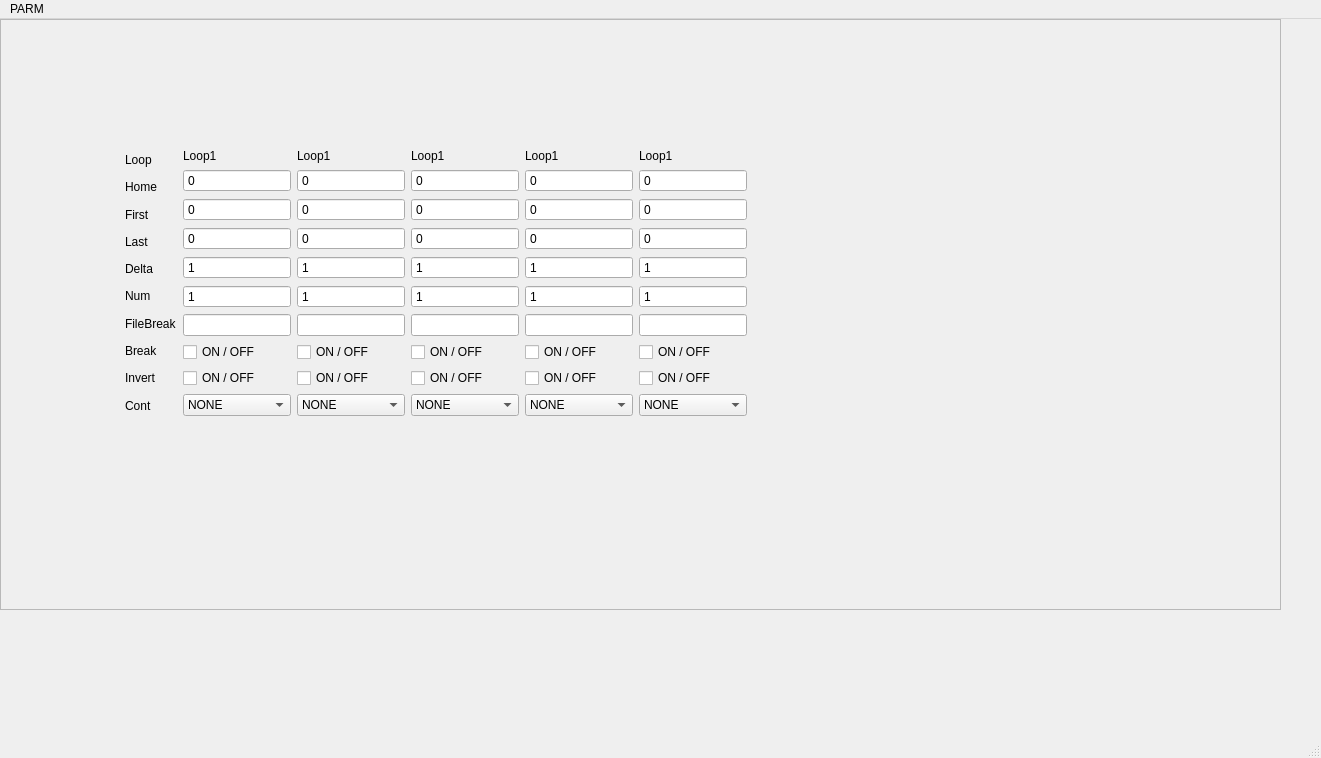
antoniopifferi/TRS2, file TRS2/GuiSource/trs2.ui: the form before one commit.
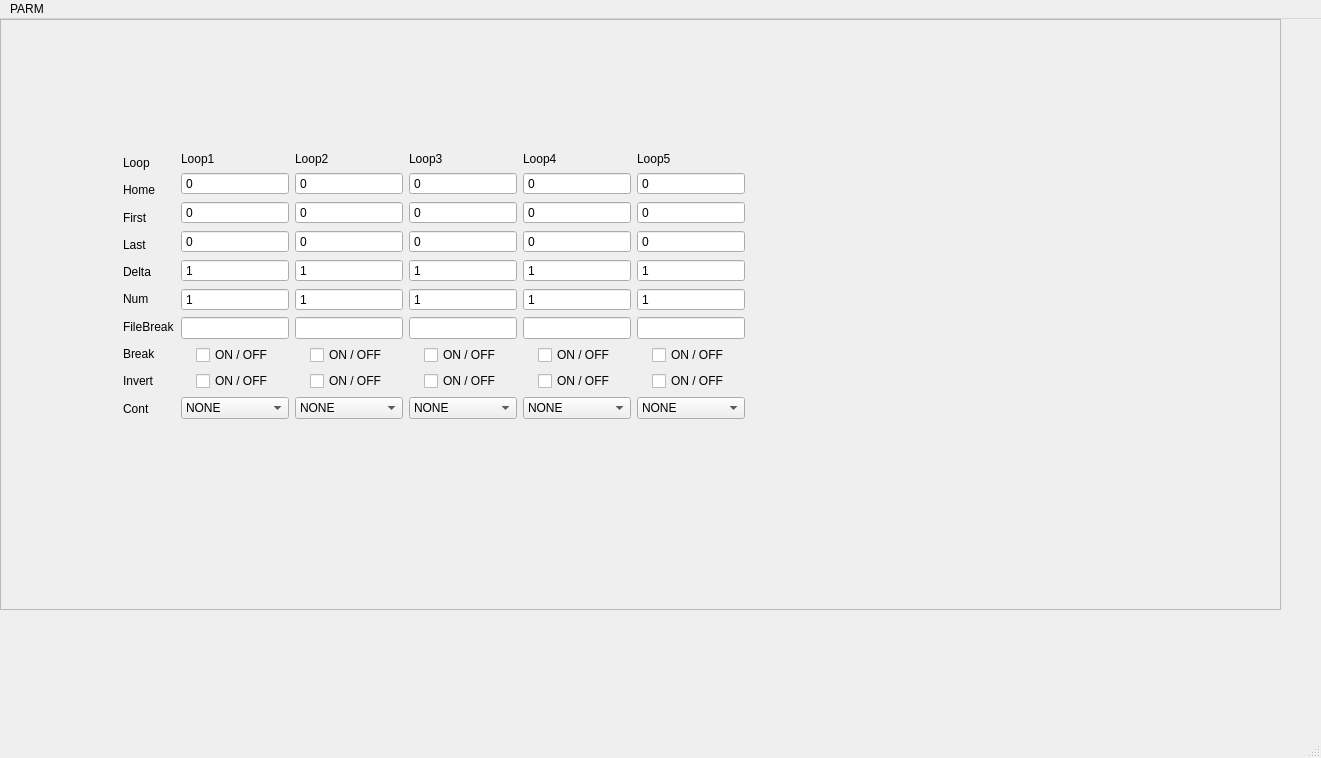
The form after the commit.

Commit message: Loop GUI running

Diff of the .ui file:
```diff
--- a/TRS2/GuiSource/trs2.ui
+++ b/TRS2/GuiSource/trs2.ui
@@ -32,24 +32,33 @@
     <property name="frameShadow">
      <enum>QFrame::Raised</enum>
     </property>
-    <widget class="QWidget" name="">
+    <widget class="QWidget" name="layoutWidget">
      <property name="geometry">
       <rect>
        <x>120</x>
        <y>130</y>
-       <width>544</width>
-       <height>310</height>
+       <width>535</width>
+       <height>314</height>
       </rect>
      </property>
      <layout class="QHBoxLayout" name="horizontalLayout">
+      <property name="spacing">
+       <number>6</number>
+      </property>
       <property name="sizeConstraint">
        <enum>QLayout::SetFixedSize</enum>
       </property>
       <property name="leftMargin">
-       <number>5</number>
+       <number>3</number>
+      </property>
+      <property name="topMargin">
+       <number>3</number>
       </property>
       <property name="rightMargin">
-       <number>5</number>
+       <number>3</number>
+      </property>
+      <property name="bottomMargin">
+       <number>3</number>
       </property>
       <item>
        <layout class="QVBoxLayout" name="verticalLayout_3">
@@ -185,8 +194,8 @@
         <item>
          <widget class="QLineEdit" name="FileBreak_1"/>
         </item>
-        <item>
-         <widget class="QCheckBox" name="Break_1">
+        <item alignment="Qt::AlignHCenter">
+         <widget class="QCheckBox" name="LoopBreak_1">
           <property name="text">
            <string>ON / OFF</string>
           </property>
@@ -201,8 +210,8 @@
           </property>
          </widget>
         </item>
-        <item>
-         <widget class="QCheckBox" name="Break_2">
+        <item alignment="Qt::AlignHCenter">
+         <widget class="QCheckBox" name="LoopInvert_1">
           <property name="text">
            <string>ON / OFF</string>
           </property>
@@ -246,7 +255,7 @@
         <item>
          <widget class="QLabel" name="label_12">
           <property name="text">
-           <string>Loop1</string>
+           <string>Loop2</string>
           </property>
          </widget>
         </item>
@@ -297,8 +306,8 @@
         <item>
          <widget class="QLineEdit" name="FileBreak_2"/>
         </item>
-        <item>
-         <widget class="QCheckBox" name="Break_3">
+        <item alignment="Qt::AlignHCenter">
+         <widget class="QCheckBox" name="LoopBreak_2">
           <property name="text">
            <string>ON / OFF</string>
           </property>
@@ -313,8 +322,8 @@
           </property>
          </widget>
         </item>
-        <item>
-         <widget class="QCheckBox" name="Break_4">
+        <item alignment="Qt::AlignHCenter">
+         <widget class="QCheckBox" name="LoopInvert_2">
           <property name="text">
            <string>ON / OFF</string>
           </property>
@@ -358,7 +367,7 @@
         <item>
          <widget class="QLabel" name="label_13">
           <property name="text">
-           <string>Loop1</string>
+           <string>Loop3</string>
           </property>
          </widget>
         </item>
@@ -409,8 +418,8 @@
         <item>
          <widget class="QLineEdit" name="FileBreak_3"/>
         </item>
-        <item>
-         <widget class="QCheckBox" name="Break_5">
+        <item alignment="Qt::AlignHCenter">
+         <widget class="QCheckBox" name="LoopBreak_3">
           <property name="text">
            <string>ON / OFF</string>
           </property>
@@ -425,8 +434,8 @@
           </property>
          </widget>
         </item>
-        <item>
-         <widget class="QCheckBox" name="Break_6">
+        <item alignment="Qt::AlignHCenter">
+         <widget class="QCheckBox" name="LoopInvert_3">
           <property name="text">
            <string>ON / OFF</string>
           </property>
@@ -470,7 +479,7 @@
         <item>
          <widget class="QLabel" name="label_14">
           <property name="text">
-           <string>Loop1</string>
+           <string>Loop4</string>
           </property>
          </widget>
         </item>
@@ -521,8 +530,8 @@
         <item>
          <widget class="QLineEdit" name="FileBreak_4"/>
         </item>
-        <item>
-         <widget class="QCheckBox" name="Break_7">
+        <item alignment="Qt::AlignHCenter">
+         <widget class="QCheckBox" name="LoopBreak_4">
           <property name="text">
            <string>ON / OFF</string>
           </property>
@@ -537,8 +546,8 @@
           </property>
          </widget>
         </item>
-        <item>
-         <widget class="QCheckBox" name="Break_8">
+        <item alignment="Qt::AlignHCenter">
+         <widget class="QCheckBox" name="LoopInvert_4">
           <property name="text">
            <string>ON / OFF</string>
           </property>
@@ -582,7 +591,7 @@
         <item>
          <widget class="QLabel" name="label_15">
           <property name="text">
-           <string>Loop1</string>
+           <string>Loop5</string>
           </property>
          </widget>
         </item>
@@ -633,8 +642,8 @@
         <item>
          <widget class="QLineEdit" name="FileBreak_5"/>
         </item>
-        <item>
-         <widget class="QCheckBox" name="Break_9">
+        <item alignment="Qt::AlignHCenter">
+         <widget class="QCheckBox" name="LoopBreak_5">
           <property name="text">
            <string>ON / OFF</string>
           </property>
@@ -649,8 +658,8 @@
           </property>
          </widget>
         </item>
-        <item>
-         <widget class="QCheckBox" name="Break_10">
+        <item alignment="Qt::AlignHCenter">
+         <widget class="QCheckBox" name="LoopInvert_5">
           <property name="text">
            <string>ON / OFF</string>
           </property>
```
Left out of the diff: 72 changed lines with no effect on the pictures. The commit also changes 8 other files.
